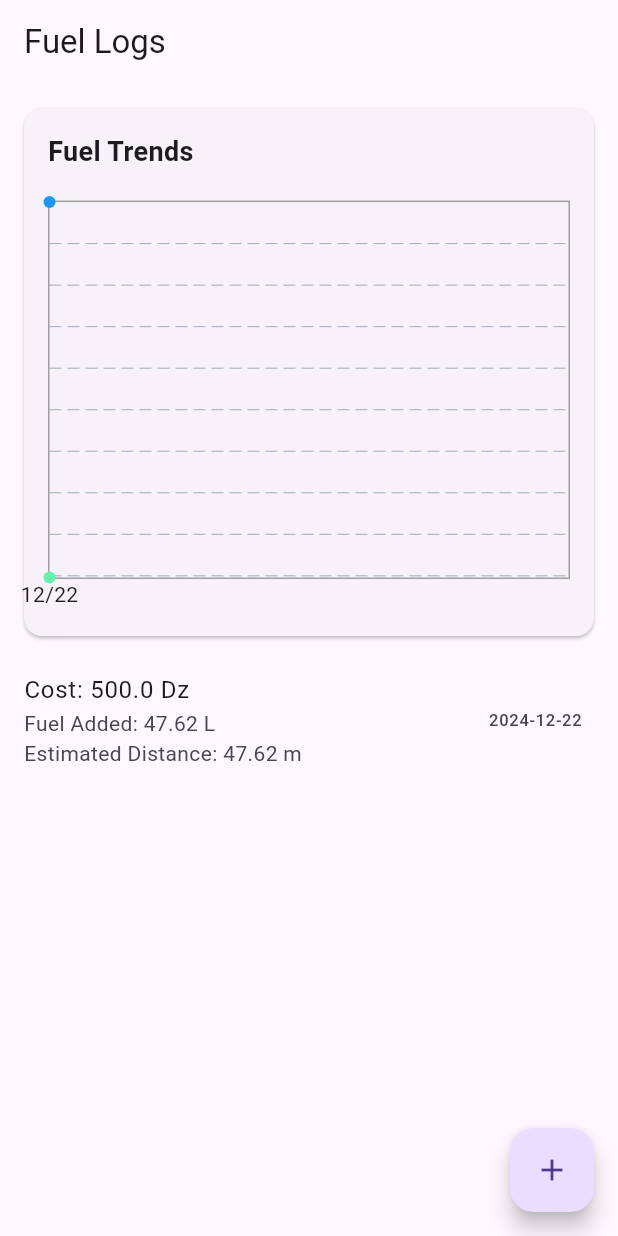
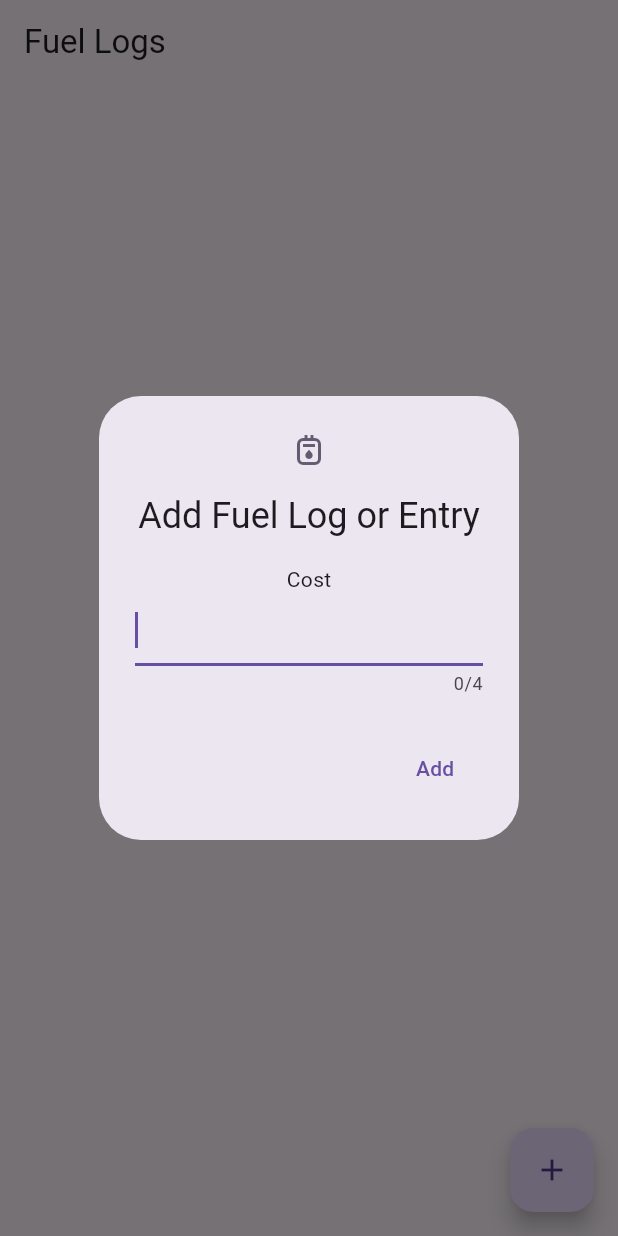
Before and after one commit to phesicolosophy/low_fuel_alert, a Flutter app: the screen it shows after launch, after a tap on the "add" icon, on a phone screen of 412 x 824 dp. Run offline on Flutter 3.47's test engine with Material 3 defaults, Android fonts, the light colour scheme and no system bars; drawn by our look-alikes of fl_chart; our stand-ins replace bloc, equatable, flutter_bloc; missing offline and left inert: dart:ffi.

Commit message:
feat: add input field to add the amount

```diff
--- a/lib/features/fuel/presentation/pages/fuel_page.dart
+++ b/lib/features/fuel/presentation/pages/fuel_page.dart
@@ -1,3 +1,5 @@
+import 'dart:ffi';
+
 import 'package:flutter/material.dart';
 import 'package:flutter_bloc/flutter_bloc.dart';
 import '../../../../core/widgets/platform_adaptive_widget.dart';
@@ -98,11 +100,44 @@ class FuelPage extends StatelessWidget {
 
   /// Function to add a sample fuel log
   void _addFuelLog(BuildContext context) {
-    final log = FuelLog(
-      date: DateTime.now(),
-      amount: 500.0,
-      // mileage: 150.0,
+    TextEditingController textEditingController = TextEditingController();
+    showDialog(
+      context: context,
+      builder: (context) {
+        return AlertDialog(
+          title: Text('Add Fuel Log or Entry'),
+          icon: Icon(Icons.gas_meter_outlined),
+          content: Column(
+            mainAxisSize: MainAxisSize.min,
+            children: [
+              Text('Cost'),
+              TextField(
+                controller: textEditingController,
+                autofocus: true,
+                autocorrect: false,
+                maxLength: 4,
+                keyboardType: TextInputType.numberWithOptions(decimal: true),
+              ),
+            ],
+          ),
+          actions: [
+            TextButton(
+              onPressed: () {
+                final double? amount = double.tryParse(textEditingController.text);
+                // Todo account for NaN
+                if (amount == null || amount == double.infinity) return;
+                final log = FuelLog(
+                  date: DateTime.now(),
+                  amount: amount,
+                );
+                context.read<FuelBloc>().add(AddFuel(log));
+                Navigator.pop(context);
+              },
+              child: Text('Add'),
+            )
+          ],
+        );
+      },
     );
-    context.read<FuelBloc>().add(AddFuel(log));
   }
 }
```
